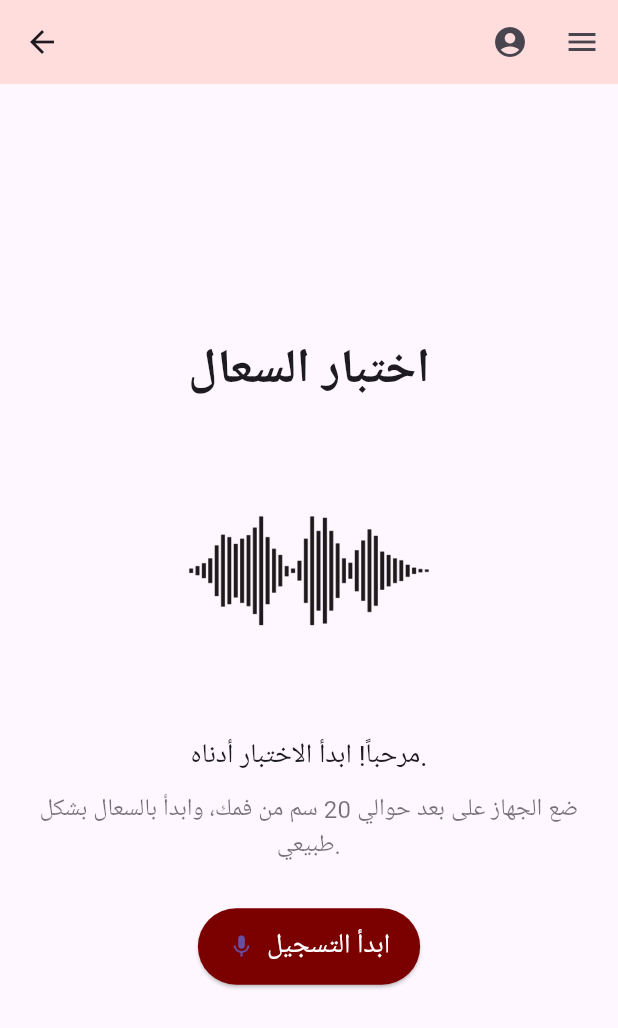
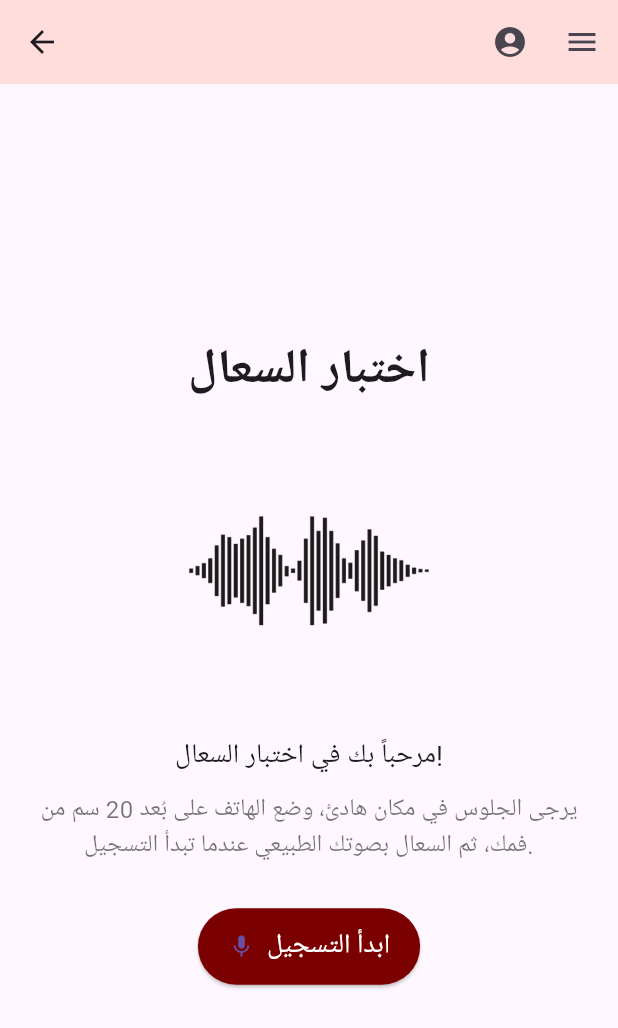
Before and after one commit to saleh-2136035/project-fullter, a Flutter app: the CoughTestScreen screen opened directly, on a phone screen of 412 x 824 dp. Shown: the top 1028 px of the screen. Run offline on Flutter 3.47's test engine with Material 3 defaults, Android fonts, the phone set to English and light mode, and no system bars; our stand-ins replace shared_preferences; missing offline and left inert: flutter_sound; accounts and stored records are empty; network calls fail.

Commit message:
التشتطيب

```diff
--- a/lib/cough test.dart
+++ b/lib/cough test.dart
@@ -1,3 +1,4 @@
+// نفس الاستيرادات الخاصة بك
 import 'dart:convert';
 import 'dart:io';
 import 'package:flutter/material.dart';
@@ -23,6 +24,7 @@ class CoughTestScreen extends StatefulWidget {
 class _CoughTestScreenState extends State<CoughTestScreen> {
   final FlutterSoundRecorder _audioRecorder = FlutterSoundRecorder();
   bool isRecording = false;
+  bool isLoading = false;
   String? filePath;
 
   @override
@@ -38,10 +40,7 @@ class _CoughTestScreenState extends State<CoughTestScreen> {
   Future<void> _startRecording() async {
     final dir = await getApplicationDocumentsDirectory();
     filePath = '${dir.path}/audio_recording.wav';
-    await _audioRecorder.startRecorder(
-      toFile: filePath,
-      codec: Codec.pcm16WAV,
-    );
+    await _audioRecorder.startRecorder(toFile: filePath, codec: Codec.pcm16WAV);
     setState(() => isRecording = true);
   }
 
@@ -59,8 +58,8 @@ class _CoughTestScreenState extends State<CoughTestScreen> {
     final refreshToken = prefs.getString('refresh_token');
     if (refreshToken == null) return null;
 
-    const refreshUrl = 'https://smart-analysis-of-health-condition.onrender.com/api/token/refresh/';
-
+    const refreshUrl =
+        'https://smart-analysis-of-health-condition.onrender.com/api/token/refresh/';
     try {
       final response = await http.post(
         Uri.parse(refreshUrl),
@@ -70,12 +69,13 @@ class _CoughTestScreenState extends State<CoughTestScreen> {
       final data = jsonDecode(utf8.decode(response.bodyBytes));
       return response.statusCode == 200 ? data['access'] : null;
     } catch (e) {
-      print('❗ خطأ في تحديث التوكن: $e');
+      print('❗️ خطأ في تحديث التوكن: $e');
       return null;
     }
   }
 
   Future<void> _analyzeAudio(String path) async {
+    setState(() => isLoading = true); // عرض التحميل
     final file = File(path);
     if (!(await file.exists()) || await file.length() == 0) {
       _showMessage('⚠️ الملف غير موجود أو فارغ');
@@ -91,7 +91,9 @@ class _CoughTestScreenState extends State<CoughTestScreen> {
     try {
       var request = MultipartRequest(
         'POST',
-        Uri.parse('https://smart-analysis-of-health-condition.onrender.com/api/analyze_audio/'),
+        Uri.parse(
+          'https://smart-analysis-of-health-condition.onrender.com/api/analyze_audio/',
+        ),
       );
       request.headers['Authorization'] = 'Bearer $accessToken';
       request.files.add(await http.MultipartFile.fromPath('audio_file', path));
@@ -101,15 +103,17 @@ class _CoughTestScreenState extends State<CoughTestScreen> {
 
       if (response.statusCode == 200) {
         String result = data['result'];
-        print(result);
-        bool isPositive = result.toLowerCase().startsWith("مصاب") || result.toLowerCase().contains("positive");
+        bool isPositive =
+            result.toLowerCase().startsWith("مصاب") ||
+            result.toLowerCase().contains("positive");
 
         showDialog(
           context: context,
           barrierDismissible: false,
-          builder: (context) => AlertDialog(
+          builder:
+              (context) => AlertDialog(
                 title: Text('نتيجة التحليل'),
-            backgroundColor:  Colors.white,
+                backgroundColor: Colors.white,
                 content: Text(
                   result,
                   style: TextStyle(
@@ -120,23 +124,23 @@ class _CoughTestScreenState extends State<CoughTestScreen> {
                 ),
                 actions: [
                   TextButton(
-                onPressed: () {
-                  Navigator.pop(context);
-                },
-                child: Text('إلغاء' , style: TextStyle(fontSize: 18)),
+                    onPressed: () => Navigator.pop(context),
+                    child: Text('إلغاء', style: TextStyle(fontSize: 18)),
                   ),
                   ElevatedButton(
                     onPressed: () {
                       Navigator.pop(context);
                       Navigator.push(
                         context,
-                    MaterialPageRoute(builder: (context) => AppointmentsScreen()),
+                        MaterialPageRoute(
+                          builder: (context) => AppointmentsScreen(),
+                        ),
                       );
                     },
                     style: ElevatedButton.styleFrom(
                       backgroundColor: Color(0xFFFFDDDD),
                     ),
-                child: Text('حجز موعد' ,style: TextStyle(fontSize: 18)),
+                    child: Text('حجز موعد', style: TextStyle(fontSize: 18)),
                   ),
                 ],
               ),
@@ -146,6 +150,8 @@ class _CoughTestScreenState extends State<CoughTestScreen> {
       }
     } catch (e) {
       _showMessage('❌ خطأ أثناء الاتصال بالخادم');
+    } finally {
+      setState(() => isLoading = false); // إخفاء التحميل
     }
   }
 
@@ -165,34 +171,38 @@ class _CoughTestScreenState extends State<CoughTestScreen> {
           IconButton(
             icon: Icon(Icons.account_circle),
             onPressed: () {
-              Navigator.push(context, MaterialPageRoute(builder: (context) => MyProfileScreen()));
+              Navigator.push(
+                context,
+                MaterialPageRoute(builder: (context) => MyProfileScreen()),
+              );
             },
           ),
           Builder(
-            builder: (context) => IconButton(
+            builder:
+                (context) => IconButton(
                   icon: Icon(Icons.menu),
                   onPressed: () => _openDrawer(context),
                 ),
           ),
         ],
       ),
-      body: SafeArea(
+        body: Stack(
+          children: [
+            SafeArea(
               child: Padding(
                 padding: const EdgeInsets.all(16),
                 child: Column(
                   mainAxisAlignment: MainAxisAlignment.center,
                   children: [
+                    // محتوى الشاشة الأساسي
                     Text('اختبار السعال', style: TextStyle(fontSize: 32, fontWeight: FontWeight.bold)),
                     SizedBox(height: 20),
                     Image.asset('Assets/soundـaudio.png', width: 180, height: 180),
                     SizedBox(height: 20),
-              Text(
-                'مرحباً! ابدأ الاختبار أدناه.',
-                style: TextStyle(fontSize: 18),
-              ),
+                    Text('مرحباً بك في اختبار السعال!', style: TextStyle(fontSize: 18)),
                     SizedBox(height: 10),
                     Text(
-                'ضع الجهاز على بعد حوالي 20 سم من فمك، وابدأ بالسعال بشكل طبيعي.',
+                      'يرجى الجلوس في مكان هادئ، وضع الهاتف على بُعد 20 سم من فمك، ثم السعال بصوتك الطبيعي عندما تبدأ التسجيل.',
                       style: TextStyle(fontSize: 16, color: Colors.black54),
                       textAlign: TextAlign.center,
                     ),
@@ -202,7 +212,7 @@ class _CoughTestScreenState extends State<CoughTestScreen> {
                       icon: Icon(isRecording ? Icons.stop : Icons.mic),
                       label: Text(
                         isRecording ? 'إيقاف التسجيل' : 'ابدأ التسجيل',
-                  style: TextStyle(color: Colors.white,fontSize: 18),
+                        style: TextStyle(color: Colors.white, fontSize: 18),
                       ),
                       style: ElevatedButton.styleFrom(
                         backgroundColor: Color(0xFF7B0000),
@@ -213,36 +223,78 @@ class _CoughTestScreenState extends State<CoughTestScreen> {
                 ),
               ),
             ),
+            if (isLoading)
+              Opacity(
+                opacity: 0.3,
+                child: ModalBarrier(dismissible: false, color: Colors.black),
+              ),
+            if (isLoading)
+              Center(
+                child: CircularProgressIndicator(
+
+                ),
+              ),
+          ],
+        )
     );
   }
 
   void _openDrawer(BuildContext context) {
     showModalBottomSheet(
       context: context,
-      builder: (context) => Container(
+      builder:
+          (context) => Container(
             color: Color(0xFFFFDDDD),
             padding: EdgeInsets.all(16),
             child: Column(
               crossAxisAlignment: CrossAxisAlignment.start,
               children: [
                 ListTile(
-              title: Text('الصفحة الرئيسية', style: TextStyle(color: Color(0xFF7B0000), fontSize: 18)),
-              onTap: () => Navigator.push(context, MaterialPageRoute(builder: (_) => HomeScreen1())),
+                  title: Text(
+                    'الصفحة الرئيسية',
+                    style: TextStyle(color: Color(0xFF7B0000), fontSize: 18),
+                  ),
+                  onTap:
+                      () => Navigator.push(
+                        context,
+                        MaterialPageRoute(builder: (_) => HomeScreen1()),
+                      ),
                 ),
                 Divider(),
                 ListTile(
-              title: Text('ملفي الشخصي', style: TextStyle(color: Color(0xFF7B0000), fontSize: 18)),
-              onTap: () => Navigator.push(context, MaterialPageRoute(builder: (_) => MyProfileScreen())),
+                  title: Text(
+                    'ملفي الشخصي',
+                    style: TextStyle(color: Color(0xFF7B0000), fontSize: 18),
+                  ),
+                  onTap:
+                      () => Navigator.push(
+                        context,
+                        MaterialPageRoute(builder: (_) => MyProfileScreen()),
+                      ),
                 ),
                 Divider(),
                 ListTile(
-              title: Text('مواعيدي', style: TextStyle(color: Color(0xFF7B0000), fontSize: 18)),
-              onTap: () => Navigator.push(context, MaterialPageRoute(builder: (_) => MyAppointments())),
+                  title: Text(
+                    'مواعيدي',
+                    style: TextStyle(color: Color(0xFF7B0000), fontSize: 18),
+                  ),
+                  onTap:
+                      () => Navigator.push(
+                        context,
+                        MaterialPageRoute(builder: (_) => MyAppointments()),
+                      ),
                 ),
                 Divider(),
                 ListTile(
-              title: Text('تسجيل الخروج', style: TextStyle(color: Color(0xFF7B0000), fontSize: 18)),
-              onTap: () => Navigator.push(context, MaterialPageRoute(builder: (_) => HomeScreen())),
+                  title: Text(
+                    'تسجيل الخروج',
+                    style: TextStyle(color: Color(0xFF7B0000), fontSize: 18),
+                  ),
+                  onTap:
+                      () => Navigator.push(
+                        context,
+                        MaterialPageRoute(builder: (_) => HomeScreen()),
+                      ),
                 ),
               ],
             ),
--- a/lib/home_page.dart
+++ b/lib/home_page.dart
@@ -136,7 +136,7 @@ class HomeScreen1 extends StatelessWidget {
               onTap: () {
                 Navigator.push(
                   context,
-                  MaterialPageRoute(builder: (context) => SignUpScreen()),
+                  MaterialPageRoute(builder: (context) => HomeScreen()),
                 );
               },
             ),
```
Also changed, not shown: lib/Appointment.dart (+25 -44 lines), lib/appintments.dart (+23 -29 lines), lib/view patient.dart (+17 -2 lines). Lines whose indentation alone changed are shown as unchanged.
